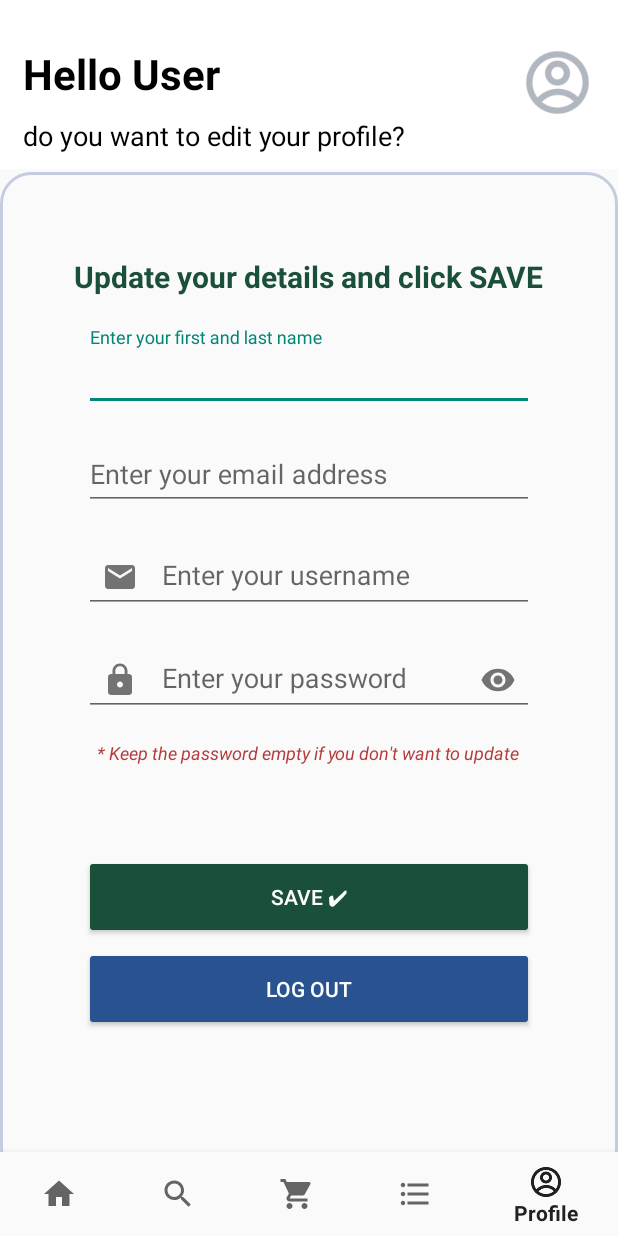
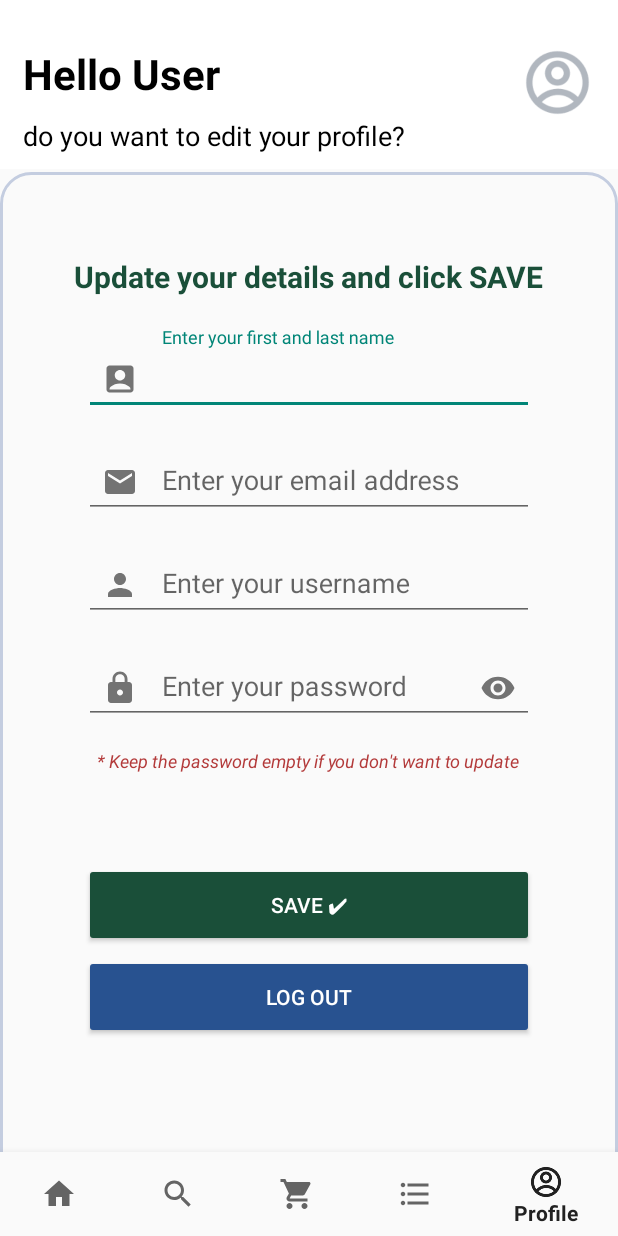
Before and after one commit to adry9204/RallyApp, an Android app: the HomeActivity screen opened directly, with no data from a screen before it, item 5 of the bottom bar chosen, on a phone screen of 412 x 824 dp. Run offline under Robolectric (Android 15) with nearby library versions, the phone set to English and light mode, and no system bars; our stand-ins replace Picasso, Room's generated code; pictures from the network do not load.

Commit message:
made changes on layout

```diff
--- a/app/src/main/AndroidManifest.xml
+++ b/app/src/main/AndroidManifest.xml
@@ -8,6 +8,7 @@
     <uses-permission android:name="android.permission.ACCESS_COARSE_LOCATION" />
     <uses-permission android:name="android.permission.ACCESS_FINE_LOCATION" />
     <uses-permission android:name="android.permission.POST_NOTIFICATIONS" />
+
     <uses-permission
         android:name="android.permission.WRITE_EXTERNAL_STORAGE" />
 
--- a/app/src/main/java/com/example/rallyapp/AppInit.kt
+++ b/app/src/main/java/com/example/rallyapp/AppInit.kt
@@ -4,7 +4,10 @@ import android.app.ActivityManager
 import android.app.Application
 import android.content.Context
 import android.content.Intent
+import android.content.pm.PackageManager
 import android.util.Log
+import androidx.core.app.ActivityCompat
+import androidx.core.content.ContextCompat
 import com.example.rallyapp.api_to_database.MenuApiToDatabase
 import com.example.rallyapp.services.MenuLookupService
 import com.example.rallyapp.utils.NotificationHelper
@@ -27,6 +30,7 @@ class AppInit : Application() {
 
         val notificationHelper = NotificationHelper(this)
         notificationHelper.createNotificationChannel()
+
     }
 
     private fun startMenuLookUpService(){
--- a/app/src/main/java/com/example/rallyapp/activities/HomeActivity.kt
+++ b/app/src/main/java/com/example/rallyapp/activities/HomeActivity.kt
@@ -1,12 +1,16 @@
 package com.example.rallyapp.activities
 
+import android.Manifest
 import android.content.Intent
+import android.content.pm.PackageManager
 import android.opengl.Visibility
 import androidx.appcompat.app.AppCompatActivity
 import android.os.Bundle
 import android.util.Log
 import android.view.View
 import androidx.constraintlayout.widget.ConstraintLayout
+import androidx.core.app.ActivityCompat
+import androidx.core.content.ContextCompat
 import androidx.fragment.app.Fragment
 import androidx.lifecycle.ViewModelProvider
 import androidx.recyclerview.widget.GridLayoutManager
@@ -39,6 +43,7 @@ class HomeActivity : AppCompatActivity() {
     companion object {
         private const val TAG = "HomeActivity"
         var menuRepo: MenuRepo? = null
+        const val PERMISSION_REQUEST_CODE = 10
     }
 
     override fun onCreate(savedInstanceState: Bundle?) {
@@ -48,6 +53,14 @@ class HomeActivity : AppCompatActivity() {
         setContentView(binding.root)
 
         menuRepo = MenuRepo(this)
+
+        if (ContextCompat.checkSelfPermission(this, Manifest.permission.POST_NOTIFICATIONS) != PackageManager.PERMISSION_GRANTED) {
+            ActivityCompat.requestPermissions(
+                this,
+                arrayOf(Manifest.permission.POST_NOTIFICATIONS),
+                PERMISSION_REQUEST_CODE
+            )
+        }
 
         viewModel = ViewModelProvider(this)[HomeActivityViewModel::class.java]
         viewModel.getAllMenuItems()
--- a/app/src/main/java/com/example/rallyapp/recyclerview_adpaters/OrdersAdapter.kt
+++ b/app/src/main/java/com/example/rallyapp/recyclerview_adpaters/OrdersAdapter.kt
@@ -14,6 +14,7 @@ import com.example.rallyapp.R
 import com.example.rallyapp.activities.SingleOrderActivity
 import com.example.rallyapp.api.dataModel.response_models.Order
 import com.example.rallyapp.api.dataModel.response_models.OrderDetail
+import com.example.rallyapp.api.dataModel.response_models.OrdersHelper
 import com.example.rallyapp.api.dataModel.response_models.User
 import com.example.rallyapp.fragments.OrderReceiptBottomSheetFragment
 import com.example.rallyapp.user.UserCredentials
@@ -140,6 +141,6 @@ class OrdersAdapter (
     }
 
     private fun getOrderStatusString(order: Order<User>): String{
-        return "status: ${order.status}"
+        return "status: ${OrdersHelper.getStatusFromOrder(order)}"
     }
 }
--- a/app/src/main/java/com/example/rallyapp/utils/NotificaitonManager.kt
+++ b/app/src/main/java/com/example/rallyapp/utils/NotificaitonManager.kt
@@ -13,6 +13,7 @@ import androidx.core.app.NotificationCompat
 import androidx.core.app.NotificationManagerCompat
 import com.example.rallyapp.R
 import com.example.rallyapp.api.dataModel.response_models.Order
+import com.example.rallyapp.api.dataModel.response_models.OrdersHelper
 import com.example.rallyapp.api.dataModel.response_models.User
 import com.squareup.picasso.Picasso
 import java.text.SimpleDateFormat
@@ -67,11 +68,11 @@ class NotificationHelper(val context: Context) {
         val notificationLayout = RemoteViews(packageName, R.layout.order_status_notification)
         notificationLayout.setTextViewText(
             R.id.order_status_notification_title,
-            "your order is ${order.status}"
+            "your order is ${OrdersHelper.getStatusFromOrder(order)}"
         )
         notificationLayout.setTextViewText(
             R.id.order_status_notification_item_list,
-            "${order.orderDetails[0].menu.name}..+${order.orderDetails.size - 1}"
+            "${order.orderDetails[0].menu.name.lowercase()}..+${order.orderDetails.size - 1} items"
         )
         notificationLayout.setTextViewText(R.id.order_status_notification_time, getCurrentDateTimeInFormat())
 
--- /dev/null
+++ b/app/src/main/res/drawable/ic_baseline_account_box_24.xml
@@ -0,0 +1,5 @@
+<vector android:height="24dp" android:tint="#918E9B"
+    android:viewportHeight="24" android:viewportWidth="24"
+    android:width="24dp" xmlns:android="http://schemas.android.com/apk/res/android">
+    <path android:fillColor="@android:color/white" android:pathData="M19,3H5C3.9,3 3,3.9 3,5v14c0,1.1 0.9,2 2,2h14c1.1,0 2,-0.9 2,-2V5C21,3.9 20.1,3 19,3zM12,6c1.93,0 3.5,1.57 3.5,3.5c0,1.93 -1.57,3.5 -3.5,3.5s-3.5,-1.57 -3.5,-3.5C8.5,7.57 10.07,6 12,6zM19,19H5v-0.23c0,-0.62 0.28,-1.2 0.76,-1.58C7.47,15.82 9.64,15 12,15s4.53,0.82 6.24,2.19c0.48,0.38 0.76,0.97 0.76,1.58V19z"/>
+</vector>
--- /dev/null
+++ b/app/src/main/res/drawable/ic_baseline_person_24.xml
@@ -0,0 +1,5 @@
+<vector android:height="24dp" android:tint="#918E9B"
+    android:viewportHeight="24" android:viewportWidth="24"
+    android:width="24dp" xmlns:android="http://schemas.android.com/apk/res/android">
+    <path android:fillColor="@android:color/white" android:pathData="M12,12c2.21,0 4,-1.79 4,-4s-1.79,-4 -4,-4 -4,1.79 -4,4 1.79,4 4,4zM12,14c-2.67,0 -8,1.34 -8,4v2h16v-2c0,-2.66 -5.33,-4 -8,-4z"/>
+</vector>
--- a/app/src/main/res/layout/activity_sing_up.xml
+++ b/app/src/main/res/layout/activity_sing_up.xml
@@ -49,6 +49,7 @@
             android:layout_height="wrap_content"
             android:layout_marginTop="20dp"
             android:hint="Enter your first and last name"
+            app:startIconDrawable="@drawable/ic_baseline_account_box_24"
             >
             <com.google.android.material.textfield.TextInputEditText
                 android:id="@+id/user_name"
@@ -65,6 +66,7 @@
             android:layout_height="wrap_content"
             android:layout_marginTop="10dp"
             android:hint="Enter your email address"
+            app:startIconDrawable="@drawable/ic_baseline_email_24"
             >
             <com.google.android.material.textfield.TextInputEditText
                 android:id="@+id/user_email"
@@ -81,7 +83,7 @@
             android:layout_height="wrap_content"
             android:layout_marginTop="10dp"
             android:hint="Enter your username"
-            app:startIconDrawable="@drawable/ic_baseline_email_24"
+            app:startIconDrawable="@drawable/ic_baseline_person_24"
             >
             <com.google.android.material.textfield.TextInputEditText
                 android:id="@+id/user_username"
--- a/app/src/main/res/layout/activity_user.xml
+++ b/app/src/main/res/layout/activity_user.xml
@@ -42,14 +42,13 @@
             android:layout_height="wrap_content"
             android:layout_marginTop="20dp"
             android:hint="@string/user_activity_fullname"
-            >
+            app:startIconDrawable="@drawable/ic_baseline_account_box_24">
             <com.google.android.material.textfield.TextInputEditText
                 android:layout_width="match_parent"
                 android:layout_height="wrap_content"
                 android:maxLines="1"
                 android:inputType="textWebEmailAddress"
-                android:scrollHorizontally="true"
-                />
+                android:scrollHorizontally="true" />
         </com.google.android.material.textfield.TextInputLayout>
 
 
@@ -59,6 +58,7 @@
             android:layout_height="wrap_content"
             android:layout_marginTop="10dp"
             android:hint="@string/user_activity_email_hint"
+            app:startIconDrawable="@drawable/ic_baseline_email_24"
             >
             <com.google.android.material.textfield.TextInputEditText
                 android:layout_width="match_parent"
@@ -76,8 +76,7 @@
             android:layout_height="wrap_content"
             android:layout_marginTop="10dp"
             android:hint="@string/user_activity_username"
-            app:startIconDrawable="@drawable/ic_baseline_email_24"
-            >
+            app:startIconDrawable="@drawable/ic_baseline_person_24">
             <com.google.android.material.textfield.TextInputEditText
                 android:layout_width="match_parent"
                 android:layout_height="wrap_content"
```
Also changed, not shown: app/src/main/java/com/example/rallyapp/activities/LoginActivity.kt (+6 -1 lines), app/src/main/java/com/example/rallyapp/api/dataModel/response_models/Order.kt (+34 -0 lines), app/src/main/res/layout/order_status_notification.xml (+4 -4 lines).
